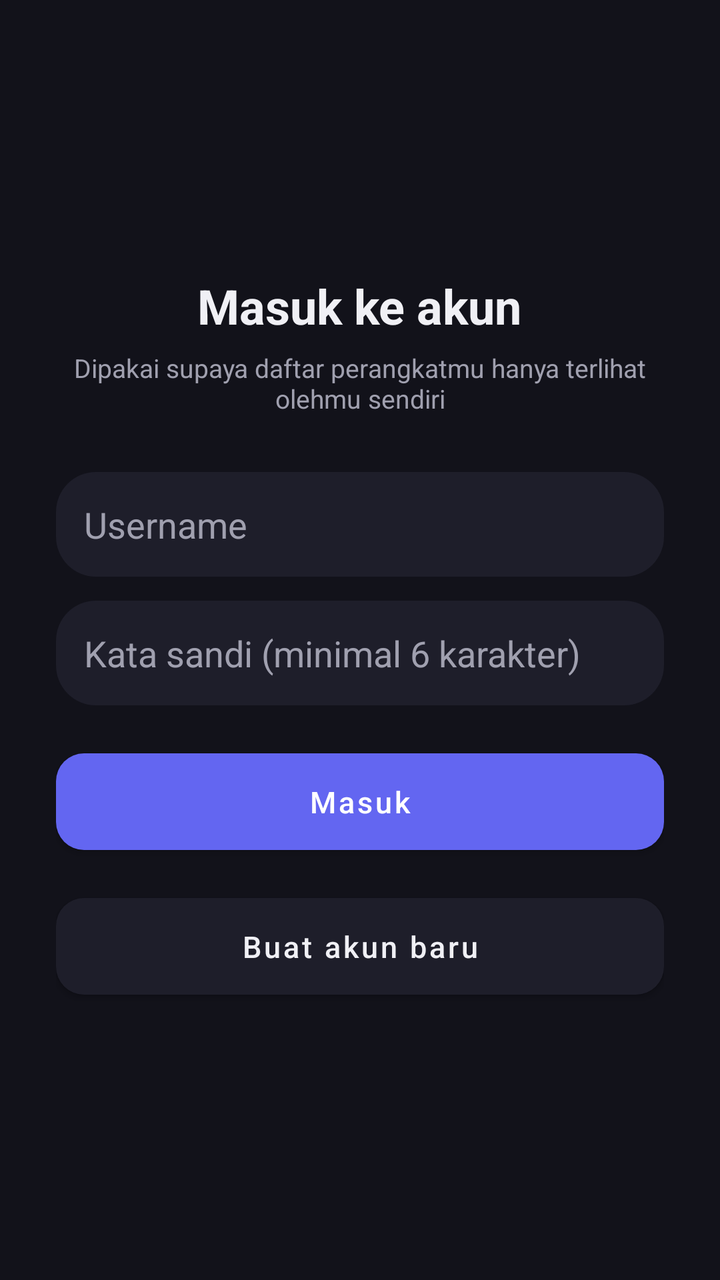
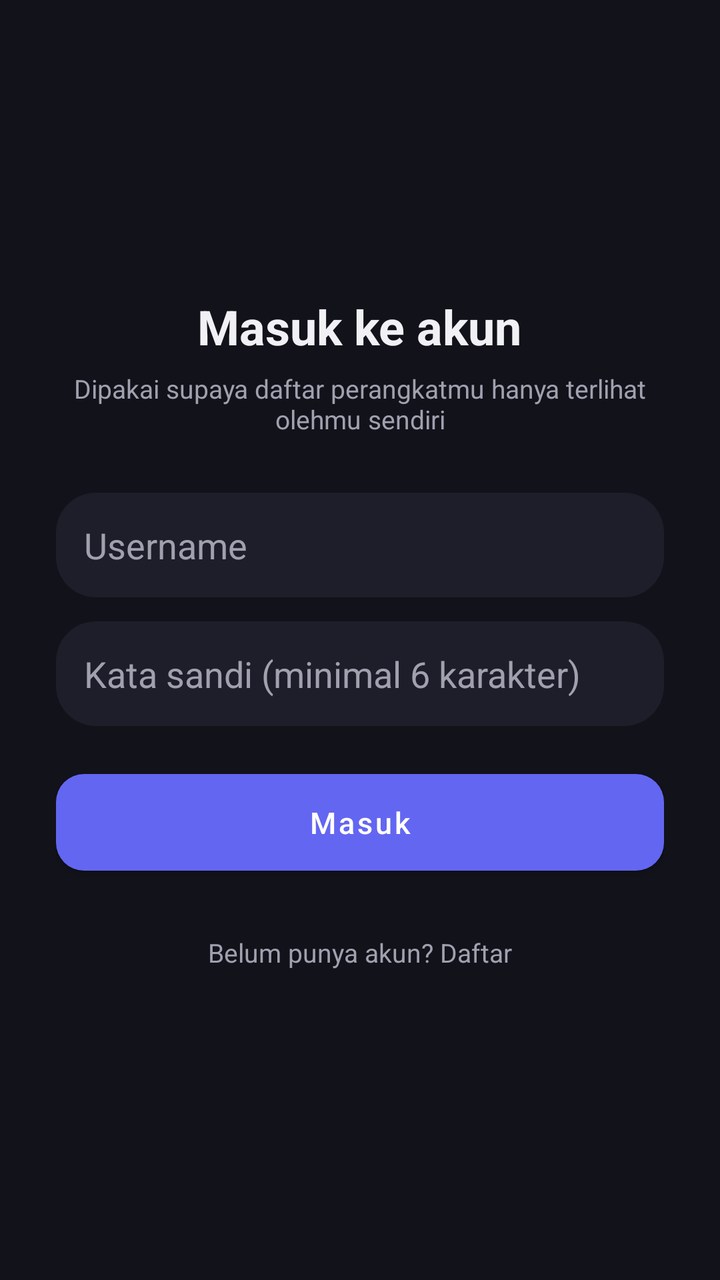

Before-and-after screenshots of an Android layout around one commit, followed by the original layout XML and the change that was made.
<!-- AndroidManifest.xml: application theme Theme.RemoteCtl -->
<!-- res/layout/activity_login.xml -->
<?xml version="1.0" encoding="utf-8"?>
<LinearLayout xmlns:android="http://schemas.android.com/apk/res/android"
    android:layout_width="match_parent"
    android:layout_height="match_parent"
    android:background="@color/bg"
    android:orientation="vertical"
    android:gravity="center"
    android:padding="28dp">

    <TextView
        android:layout_width="wrap_content"
        android:layout_height="wrap_content"
        android:text="Masuk ke akun"
        android:textColor="@color/text_primary"
        android:textSize="24sp"
        android:textStyle="bold" />

    <TextView
        android:layout_width="wrap_content"
        android:layout_height="wrap_content"
        android:layout_marginTop="6dp"
        android:layout_marginBottom="28dp"
        android:text="Dipakai supaya daftar perangkatmu hanya terlihat olehmu sendiri"
        android:textColor="@color/text_secondary"
        android:textSize="13sp"
        android:gravity="center" />

    <EditText
        android:id="@+id/editUsername"
        android:layout_width="match_parent"
        android:layout_height="wrap_content"
        android:background="@drawable/bg_card"
        android:padding="14dp"
        android:hint="Username"
        android:textColorHint="@color/text_secondary"
        android:textColor="@color/text_primary"
        android:inputType="text" />

    <EditText
        android:id="@+id/editPassword"
        android:layout_width="match_parent"
        android:layout_height="wrap_content"
        android:layout_marginTop="12dp"
        android:background="@drawable/bg_card"
        android:padding="14dp"
        android:hint="Kata sandi (minimal 6 karakter)"
        android:textColorHint="@color/text_secondary"
        android:textColor="@color/text_primary"
        android:inputType="textPassword" />

    <TextView
        android:id="@+id/txtError"
        android:layout_width="match_parent"
        android:layout_height="wrap_content"
        android:layout_marginTop="10dp"
        android:textColor="@color/danger"
        android:textSize="13sp"
        android:visibility="gone" />

    <com.google.android.material.button.MaterialButton
        android:id="@+id/btnLogin"
        style="@style/RoundedButton"
        android:layout_width="match_parent"
        android:layout_height="wrap_content"
        android:layout_marginTop="18dp"
        android:text="Masuk" />

    <com.google.android.material.button.MaterialButton
        android:id="@+id/btnRegister"
        style="@style/RoundedButton.Secondary"
        android:layout_width="match_parent"
        android:layout_height="wrap_content"
        android:layout_marginTop="12dp"
        android:text="Buat akun baru" />

</LinearLayout>
<!-- resources referenced by this layout -->
<resources>
  <color name="bg">#12121A</color>
  <color name="danger">#F87171</color>
  <color name="text_primary">#F0F0F5</color>
  <color name="text_secondary">#A0A0AF</color>
  <!-- drawable bg_card (drawable) -->
  <?xml version="1.0" encoding="utf-8"?>
  <shape xmlns:android="http://schemas.android.com/apk/res/android" android:shape="rectangle">
      <solid android:color="@color/surface" />
      <corners android:radius="20dp" />
  </shape>
  <style name="RoundedButton" parent="Widget.MaterialComponents.Button">
          <item name="cornerRadius">14dp</item>
          <item name="android:textAllCaps">false</item>
          <item name="android:textSize">15sp</item>
          <item name="android:paddingTop">14dp</item>
          <item name="android:paddingBottom">14dp</item>
          <item name="backgroundTint">@color/primary</item>
      </style>
  <style name="RoundedButton.Secondary">
          <item name="backgroundTint">@color/surface</item>
          <item name="android:textColor">@color/text_primary</item>
      </style>
  <style name="Theme.RemoteCtl" parent="Theme.MaterialComponents.DayNight.NoActionBar">
          <item name="colorPrimary">@color/primary</item>
          <item name="colorPrimaryDark">@color/primary_dark</item>
          <item name="colorAccent">@color/primary</item>
          <item name="android:windowBackground">@color/bg</item>
          <item name="android:textColorPrimary">@color/text_primary</item>
          <item name="android:textColorSecondary">@color/text_secondary</item>
      </style>
  <color name="surface">#1E1E2A</color>
  <color name="primary">#6366F1</color>
  <color name="primary_dark">#4F52DD</color>
</resources>

<!-- the commit's change to res/layout/activity_login.xml (unified diff, before → after) -->
@@ -8,6 +8,7 @@
     android:padding="28dp">
 
     <TextView
+        android:id="@+id/txtTitle"
         android:layout_width="wrap_content"
         android:layout_height="wrap_content"
         android:text="Masuk ke akun"
@@ -16,6 +17,7 @@
         android:textStyle="bold" />
 
     <TextView
+        android:id="@+id/txtSubtitle"
         android:layout_width="wrap_content"
         android:layout_height="wrap_content"
         android:layout_marginTop="6dp"
@@ -58,19 +60,21 @@
         android:visibility="gone" />
 
     <com.google.android.material.button.MaterialButton
-        android:id="@+id/btnLogin"
+        android:id="@+id/btnPrimary"
         style="@style/RoundedButton"
         android:layout_width="match_parent"
         android:layout_height="wrap_content"
         android:layout_marginTop="18dp"
         android:text="Masuk" />
 
-    <com.google.android.material.button.MaterialButton
-        android:id="@+id/btnRegister"
-        style="@style/RoundedButton.Secondary"
-        android:layout_width="match_parent"
+    <TextView
+        android:id="@+id/txtToggleMode"
+        android:layout_width="wrap_content"
         android:layout_height="wrap_content"
-        android:layout_marginTop="12dp"
-        android:text="Buat akun baru" />
+        android:layout_marginTop="18dp"
+        android:padding="8dp"
+        android:text="Belum punya akun? Daftar"
+        android:textColor="@color/text_secondary"
+        android:textSize="13sp" />
 
 </LinearLayout>
<!-- resource entries referenced after the edit -->
@@ -18,10 +18,6 @@
           <item name="android:paddingBottom">14dp</item>
           <item name="backgroundTint">@color/primary</item>
       </style>
-  <style name="RoundedButton.Secondary">
-          <item name="backgroundTint">@color/surface</item>
-          <item name="android:textColor">@color/text_primary</item>
-      </style>
   <style name="Theme.RemoteCtl" parent="Theme.MaterialComponents.DayNight.NoActionBar">
           <item name="colorPrimary">@color/primary</item>
           <item name="colorPrimaryDark">@color/primary_dark</item>
